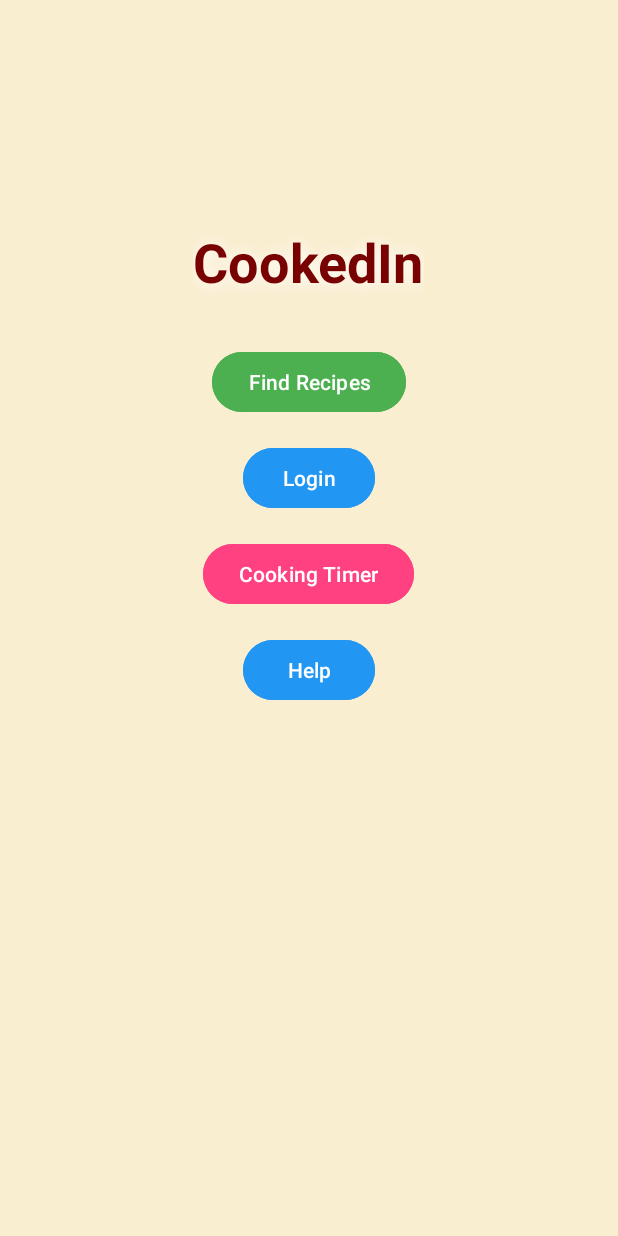
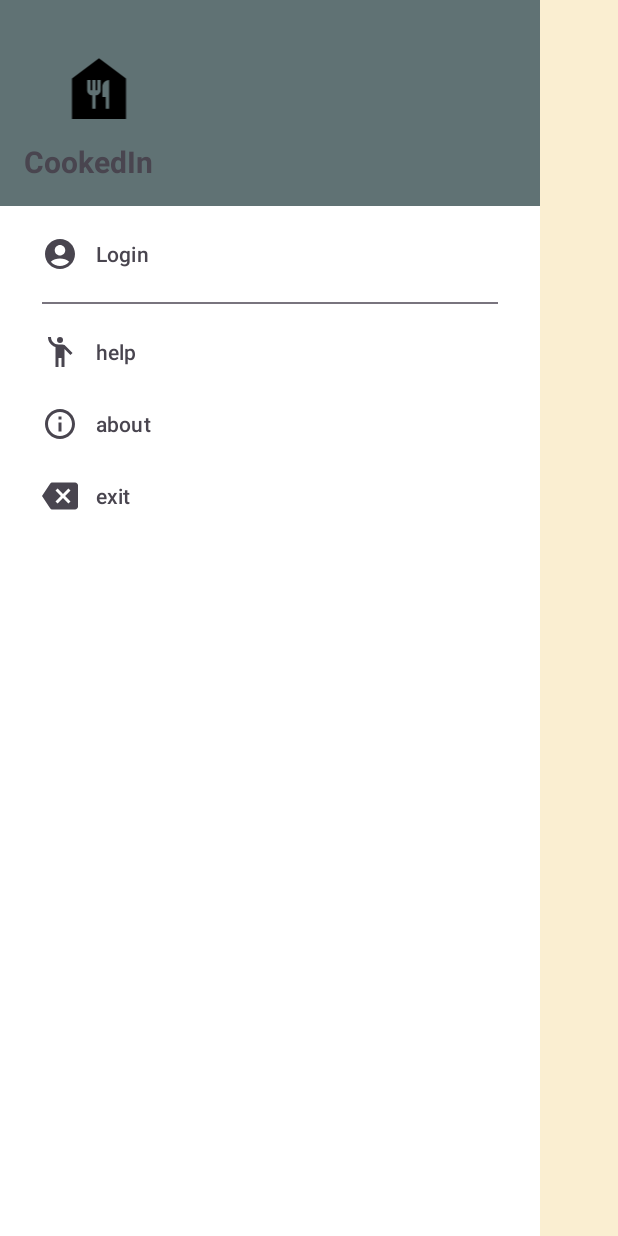
Before and after one commit to javin141/MAD_Project, an Android app: the screen it shows after launch (Homepage), on a phone screen of 412 x 824 dp. Run offline under Robolectric (Android 15) with nearby library versions, the phone set to English and light mode, and no system bars; Roboto replaces fonts that are not available here.

Commit message:
added nav bar debugging required for top menu to appear

```diff
--- a/app/src/main/java/com/sp/mad_project/Homepage.java
+++ b/app/src/main/java/com/sp/mad_project/Homepage.java
@@ -1,19 +1,27 @@
 package com.sp.mad_project;
 
+import androidx.annotation.NonNull;
 import androidx.appcompat.app.AppCompatActivity;
 import android.os.Bundle;
 import android.content.Intent;
+import android.view.MenuItem;
 import android.view.View;
 import android.widget.Button;
 
 import android.os.Bundle;
 
+import com.google.android.material.navigation.NavigationView;
+
 public class Homepage extends AppCompatActivity {
+
+    private NavigationView navigationView;
 
     @Override
     protected void onCreate(Bundle savedInstanceState) {
         super.onCreate(savedInstanceState);
         setContentView(R.layout.homepage);
+        navigationView = findViewById(R.id.nav_view);
+        navigationView.setNavigationItemSelectedListener(navSelected);
 
         // Find Recipes Button
         Button findRecipesButton = findViewById(R.id.findRecipesButton);
@@ -26,6 +34,7 @@ public class Homepage extends AppCompatActivity {
             }
         });
 
+
         cookingTimerButton.setOnClickListener(new View.OnClickListener() {
             @Override
             public void onClick(View v) {
@@ -35,4 +44,22 @@ public class Homepage extends AppCompatActivity {
         });
 
     }
+
+
+    NavigationView.OnNavigationItemSelectedListener navSelected = new NavigationView.OnNavigationItemSelectedListener() {
+        @Override
+        public boolean onNavigationItemSelected(@NonNull MenuItem item) {
+            int id = item.getItemId();
+            if (id== R.id.sidenav_exit) {
+                finish();
+            } else if (id == R.id.sidenav_about) {
+                ;
+            } else if (id == R.id.sidenav_help) {
+                ;
+            } else if (id == R.id.sidenav_login) {
+                ;
+            }
+            return true;
+        }
+    };
 }
--- a/app/src/main/res/layout/homepage.xml
+++ b/app/src/main/res/layout/homepage.xml
@@ -1,5 +1,6 @@
 <?xml version="1.0" encoding="utf-8"?>
 <RelativeLayout xmlns:android="http://schemas.android.com/apk/res/android"
+    xmlns:app="http://schemas.android.com/apk/res-auto"
     android:layout_width="match_parent"
     android:layout_height="match_parent"
     android:background="#FAEED1">
@@ -63,4 +64,14 @@
         android:backgroundTint="#2196F3"
         android:textColor="#FFFFFF" />
 
+    <com.google.android.material.navigation.NavigationView
+        android:id="@+id/nav_view"
+        android:layout_width="wrap_content"
+        android:layout_height="match_parent"
+        android:layout_gravity="start"
+        android:background="@color/white"
+        android:fitsSystemWindows="true"
+        app:headerLayout="@layout/nav_header"
+        app:menu="@menu/sideviews"
+        />
 </RelativeLayout>
--- a/app/src/main/res/layout/nav_header.xml
+++ b/app/src/main/res/layout/nav_header.xml
@@ -9,9 +9,10 @@
     android:padding="16dp">
         <ImageView
             android:id="@+id/imageView"
-            android:layout_width="10dp"
-            android:layout_height="wrap_content"
-
+            android:layout_width="100dp"
+            android:layout_height="70dp"
+            android:paddingTop="16dp"
+            app:srcCompat="@drawable/baseline_food_bank_24"
              />
 
         <TextView
```
Also changed, not shown: app/src/main/res/layout/toolbar.xml (added, +11 -0 lines).
